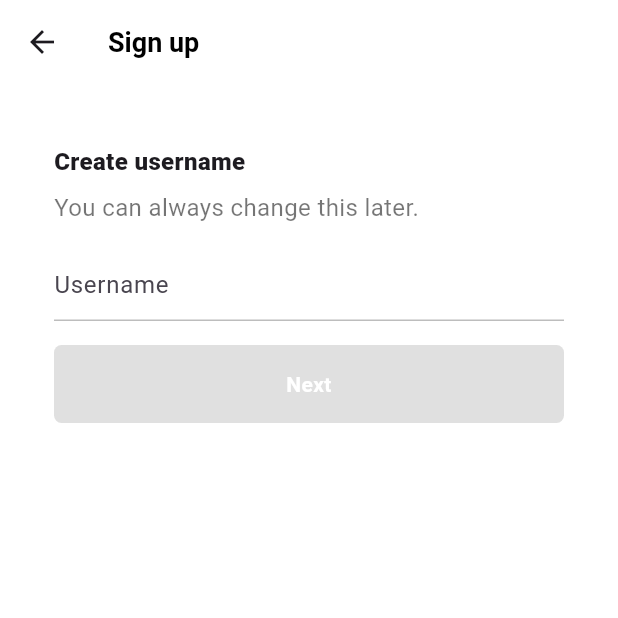
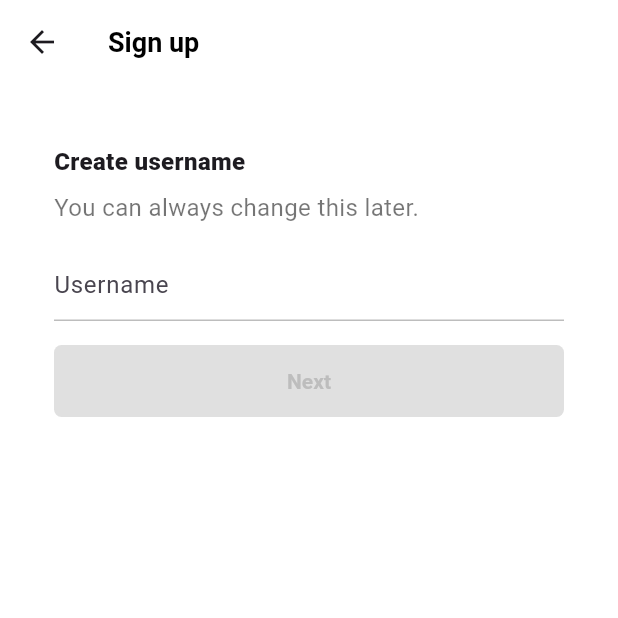
Before and after one commit to generation21/flutter_study_tiktok_clone, a Flutter app: the UsernameScreen screen opened directly, on a phone screen of 412 x 824 dp, the top half of it. Run offline on Flutter 3.47's test engine with Material 3 defaults, Android fonts, the phone set to English and light mode, and no system bars; our stand-ins replace font_awesome_flutter.

Commit message:
refactor: update UsernameScreen to include email navigation and improve button handling with FormButton widget

```diff
--- a/lib/features/authentication/sign_up_screen.dart
+++ b/lib/features/authentication/sign_up_screen.dart
@@ -2,7 +2,6 @@ import 'package:flutter/material.dart';
 import 'package:font_awesome_flutter/font_awesome_flutter.dart';
 import 'package:tiktok/constants/gaps.dart';
 import 'package:tiktok/constants/sizes.dart';
-import 'package:tiktok/features/authentication/email_screen.dart';
 import 'package:tiktok/features/authentication/login_screen.dart';
 import 'package:tiktok/features/authentication/username_screen.dart';
 import 'package:tiktok/features/authentication/widgets/auth_button.dart';
--- a/lib/features/authentication/username_screen.dart
+++ b/lib/features/authentication/username_screen.dart
@@ -1,6 +1,8 @@
 import 'package:flutter/material.dart';
 import 'package:tiktok/constants/gaps.dart';
 import 'package:tiktok/constants/sizes.dart';
+import 'package:tiktok/features/authentication/email_screen.dart';
+import 'package:tiktok/features/authentication/widgets/form_button.dart';
 
 class UsernameScreen extends StatefulWidget {
   const UsernameScreen({super.key});
@@ -23,6 +25,27 @@ class _UsernameScreenState extends State<UsernameScreen> {
         _username = _usernameController.text;
       });
     });
+  }
+
+  @override
+  void dispose() {
+    _usernameController.dispose();
+    super.dispose();
+  }
+
+  bool _isValidUsername(String username) {
+    return username.isEmpty;
+  }
+
+  void _onNextTap() {
+    if (_isValidUsername(_username)) return;
+
+    Navigator.push(
+      context,
+      MaterialPageRoute(
+        builder: (context) => const EmailScreen(),
+      ),
+    );
   }
 
   @override
@@ -73,27 +96,10 @@ class _UsernameScreenState extends State<UsernameScreen> {
               cursorColor: Theme.of(context).primaryColor,
             ),
             Gaps.v16,
-            FractionallySizedBox(
-              widthFactor: 1,
-              child: AnimatedContainer(
-                duration: const Duration(microseconds: 300),
-                padding: const EdgeInsets.symmetric(vertical: Sizes.size16),
-                decoration: BoxDecoration(
-                  borderRadius: BorderRadius.circular(Sizes.size5),
-                  color: _username.isEmpty
-                      ? Colors.grey.shade300
-                      : Theme.of(context).primaryColor,
-                ),
-                child: const Text(
-                  "Next",
-                  style: TextStyle(
-                    color: Colors.white,
-                    fontWeight: FontWeight.w700,
-                  ),
-                  textAlign: TextAlign.center,
-                ),
-              ),
-            )
+            GestureDetector(
+              onTap: _onNextTap,
+              child: FormButton(disabled: _username.isEmpty),
+            ),
           ],
         ),
       ),
```
